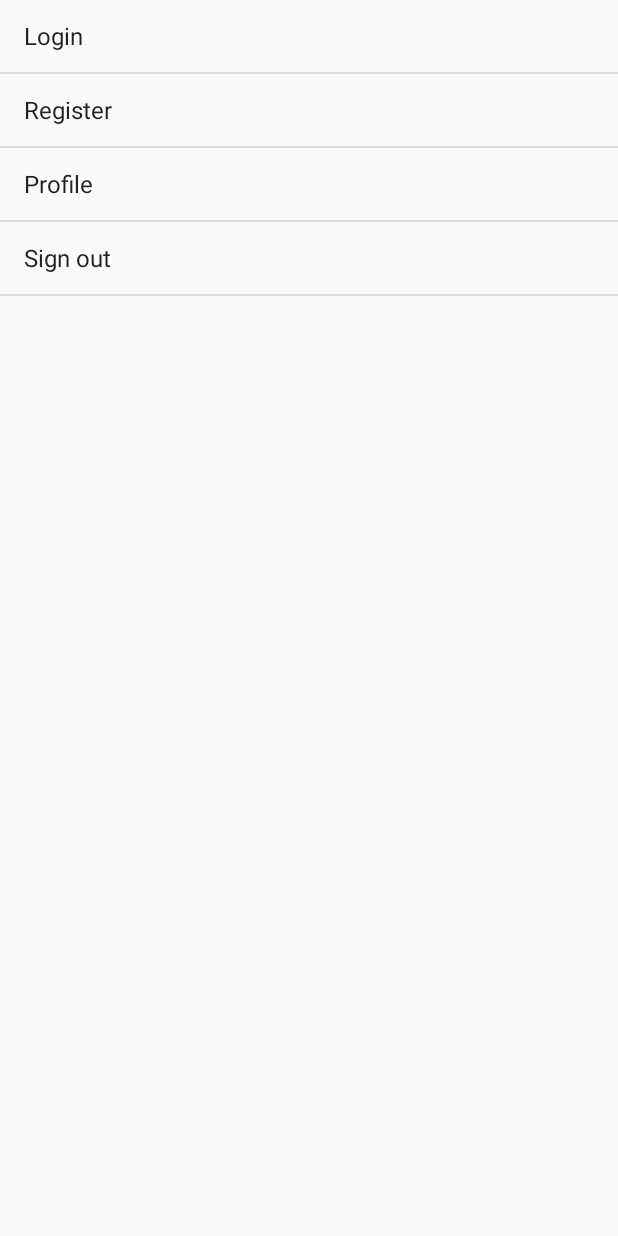
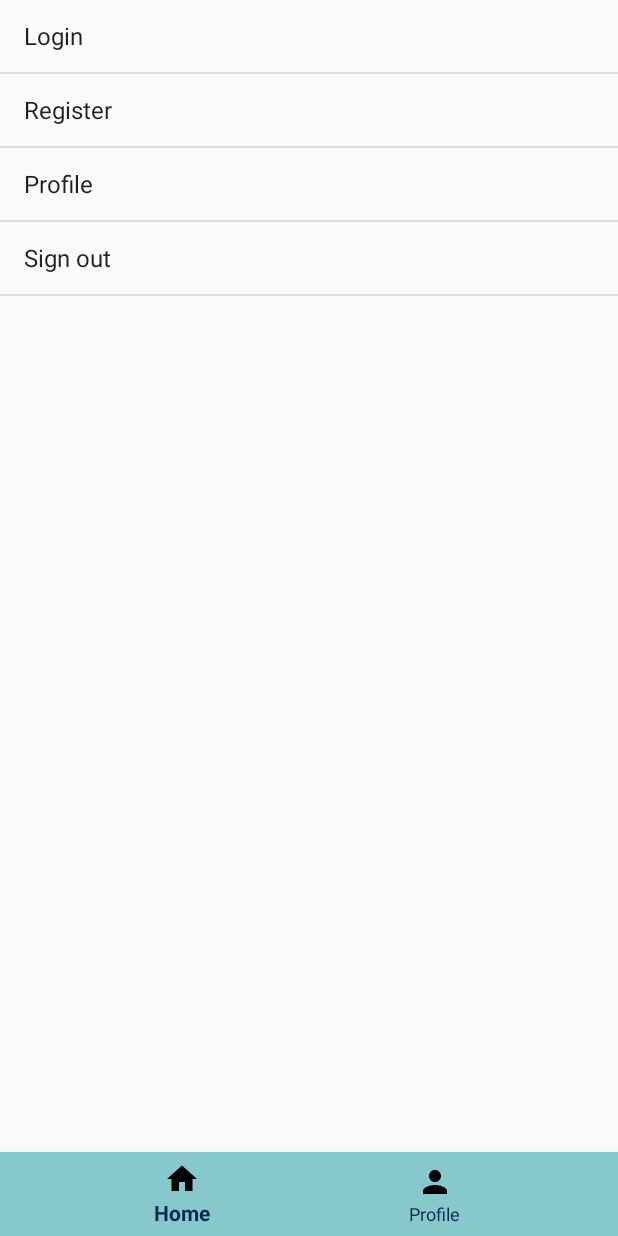
Before and after one commit to kukkikkpl/Calcurie, an Android app: the screen it shows after launch (MainActivity), on a phone screen of 412 x 824 dp. Run offline under Robolectric (Android 15) with nearby library versions, the phone set to English and light mode, and no system bars.

Commit message:
Add bottom navigation

```diff
--- a/app/src/main/java/com/calcurie/calcurie/MainActivity.java
+++ b/app/src/main/java/com/calcurie/calcurie/MainActivity.java
@@ -1,22 +1,46 @@
 package com.calcurie.calcurie;
 
+import android.support.annotation.NonNull;
+import android.support.design.widget.BottomNavigationView;
+import android.support.v4.content.ContextCompat;
 import android.support.v7.app.AppCompatActivity;
 import android.os.Bundle;
 import android.support.v7.widget.Toolbar;
+import android.view.MenuItem;
 
 public class MainActivity extends AppCompatActivity {
 
+    BottomNavigationView bottomNavigationView;
     @Override
     protected void onCreate(Bundle savedInstanceState) {
         super.onCreate(savedInstanceState);
         setContentView(R.layout.activity_main);
         Toolbar toolbar = (Toolbar) findViewById(R.id.toolbar);
+        bottomNavigationView = findViewById(R.id.navigation);
         setSupportActionBar(toolbar);
-        if (savedInstanceState == null){
+        if (savedInstanceState == null) {
             getSupportFragmentManager()
                     .beginTransaction()
                     .replace(R.id.activity_main, new MenuFragment()).commit();
         }
+        bottomNavigationView.setOnNavigationItemSelectedListener(new BottomNavigationView.OnNavigationItemSelectedListener() {
+            @Override
+            public boolean onNavigationItemSelected(@NonNull MenuItem item) {
+                switch (item.getItemId()) {
+                    case R.id.navigation_home:
+                        getSupportFragmentManager()
+                                .beginTransaction()
+                                .replace(R.id.activity_main, new MenuFragment()).commit();
+                        return true;
+                    case R.id.navigation_profile:
+                        getSupportFragmentManager()
+                                .beginTransaction()
+                                .replace(R.id.activity_main, new ProfileFragment()).commit();
+                        return true;
+                }
+                return false;
+            }
+        });
 
     }
 }
--- a/app/src/main/java/com/calcurie/calcurie/ProfileFragment.java
+++ b/app/src/main/java/com/calcurie/calcurie/ProfileFragment.java
@@ -7,7 +7,9 @@ import android.os.AsyncTask;
 import android.os.Bundle;
 import android.support.annotation.NonNull;
 import android.support.annotation.Nullable;
+import android.support.design.widget.BottomNavigationView;
 import android.support.v4.app.Fragment;
+import android.support.v4.content.ContextCompat;
 import android.util.Log;
 import android.view.LayoutInflater;
 import android.view.View;
@@ -22,6 +24,7 @@ import com.calcurie.calcurie.util.DBHelper;
 import java.io.InputStream;
 
 public class ProfileFragment extends Fragment {
+
     private DBHelper dbHelper;
     private User user;
 
--- /dev/null
+++ b/app/src/main/res/drawable/ic_home_black_24dp.xml
@@ -0,0 +1,9 @@
+<vector xmlns:android="http://schemas.android.com/apk/res/android"
+        android:width="24dp"
+        android:height="24dp"
+        android:viewportWidth="24.0"
+        android:viewportHeight="24.0">
+    <path
+        android:fillColor="#FF000000"
+        android:pathData="M10,20v-6h4v6h5v-8h3L12,3 2,12h3v8z"/>
+</vector>
--- /dev/null
+++ b/app/src/main/res/drawable/ic_profile_black_24dp.xml
@@ -0,0 +1,9 @@
+<vector xmlns:android="http://schemas.android.com/apk/res/android"
+        android:width="24dp"
+        android:height="24dp"
+        android:viewportWidth="24.0"
+        android:viewportHeight="24.0">
+    <path
+        android:fillColor="#FF000000"
+        android:pathData="M12,12c2.21,0 4,-1.79 4,-4s-1.79,-4 -4,-4 -4,1.79 -4,4 1.79,4 4,4zM12,14c-2.67,0 -8,1.34 -8,4v2h16v-2c0,-2.66 -5.33,-4 -8,-4z"/>
+</vector>
--- a/app/src/main/res/layout/activity_main.xml
+++ b/app/src/main/res/layout/activity_main.xml
@@ -1,5 +1,6 @@
 <?xml version="1.0" encoding="utf-8"?>
 <RelativeLayout xmlns:android="http://schemas.android.com/apk/res/android"
+    xmlns:app="http://schemas.android.com/apk/res-auto"
 xmlns:tools="http://schemas.android.com/tools"
 android:id="@+id/activity_main"
 android:layout_width="match_parent"
@@ -15,4 +16,17 @@ tools:context=".MainActivity">
     android:minHeight="?attr/actionBarSize"
     />
 
+    <android.support.design.widget.BottomNavigationView
+        android:id="@+id/navigation"
+        android:layout_width="match_parent"
+        android:layout_height="wrap_content"
+        android:background="@color/colorPrimary"
+        app:itemIconTint="@color/colorNavIcon"
+        app:itemTextColor="@color/colorNavText"
+        android:layout_alignParentBottom="true"
+        app:layout_constraintBottom_toBottomOf="parent"
+        app:layout_constraintLeft_toLeftOf="parent"
+        app:layout_constraintRight_toRightOf="parent"
+        app:menu="@menu/navigation" />
+
 </RelativeLayout>
--- /dev/null
+++ b/app/src/main/res/menu/navigation.xml
@@ -0,0 +1,16 @@
+<?xml version="1.0" encoding="utf-8"?>
+<menu xmlns:android="http://schemas.android.com/apk/res/android">
+
+    <item
+        android:id="@+id/navigation_home"
+        android:icon="@drawable/ic_home_black_24dp"
+        android:enabled="true"
+        android:title="@string/title_home" />
+
+    <item
+        android:id="@+id/navigation_profile"
+        android:icon="@drawable/ic_profile_black_24dp"
+        android:enabled="true"
+        android:title="@string/title_profile" />
+
+</menu>
--- a/app/src/main/res/values/colors.xml
+++ b/app/src/main/res/values/colors.xml
@@ -1,6 +1,8 @@
 <?xml version="1.0" encoding="utf-8"?>
 <resources>
-    <color name="colorPrimary">#008577</color>
+    <color name="colorPrimary">#86c8cc</color>
     <color name="colorPrimaryDark">#00574B</color>
     <color name="colorAccent">#D81B60</color>
+    <color name="colorNavIcon">#000000</color>
+    <color name="colorNavText">#01294b</color>
 </resources>
--- a/app/src/main/res/values/strings.xml
+++ b/app/src/main/res/values/strings.xml
@@ -8,4 +8,8 @@
         <item>ปานกลาง</item>
         <item>มาก</item>
     </string-array>
+    <string name="title_home">Home</string>
+    <string name="title_dashboard">Dashboard</string>
+    <string name="title_notifications">Notifications</string>
+    <string name="title_profile">Profile</string>
 </resources>
```
